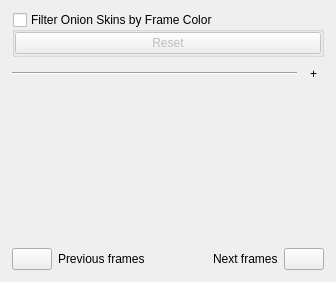
KDE/krita, file plugins/dockers/animation/KisOnionSkinsDocker.ui: the form before one commit.
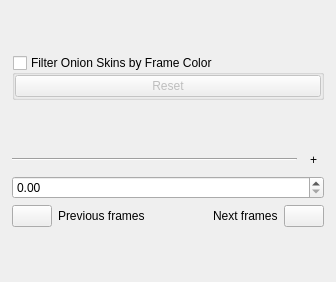
The form after the commit. Custom widgets are drawn as their Qt base class.

Commit message:
ui: Fix Designer not rendering KisDoubleSliderSpinBox as QDoubleSpinBox
Part-of: <https://invent.kde.org/graphics/krita/-/merge_requests/1742>

Patch:
```diff
--- a/plugins/dockers/animation/KisOnionSkinsDocker.ui
+++ b/plugins/dockers/animation/KisOnionSkinsDocker.ui
@@ -206,7 +206,7 @@
  <customwidgets>
   <customwidget>
    <class>KisDoubleSliderSpinBox</class>
-   <extends>QWidget</extends>
+   <extends>QDoubleSpinBox</extends>
    <header>kis_slider_spin_box.h</header>
    <container>1</container>
   </customwidget>
```
The commit also changes 54 other files.
